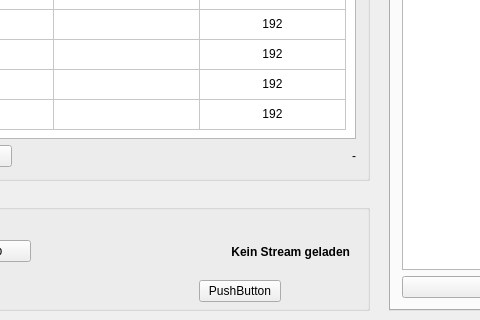
Before: the Qt Designer form mainwindow.ui in Malekblubb/weareone_player, drawn with Qt 5; both pictures show x 351 to 831 and y 110 to 430 of the 1128 by 430 pixel window.
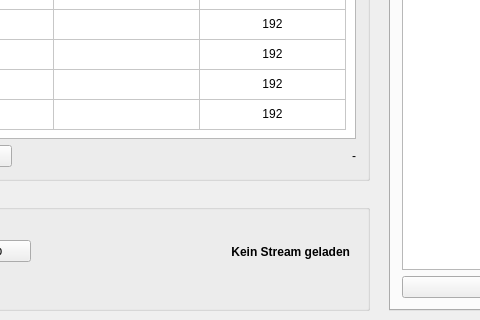
After: the same form once the commit is applied.

The edit to the form file:
```diff
--- a/mainwindow.ui
+++ b/mainwindow.ui
@@ -398,19 +398,6 @@
       <string>50</string>
      </property>
     </widget>
-    <widget class="QPushButton" name="pushButton">
-     <property name="geometry">
-      <rect>
-       <x>540</x>
-       <y>90</y>
-       <width>82</width>
-       <height>22</height>
-      </rect>
-     </property>
-     <property name="text">
-      <string>PushButton</string>
-     </property>
-    </widget>
    </widget>
    <widget class="QTabWidget" name="tabWidget">
     <property name="geometry">
```
Left out of the diff: 48 changed lines with no effect on the pictures.
